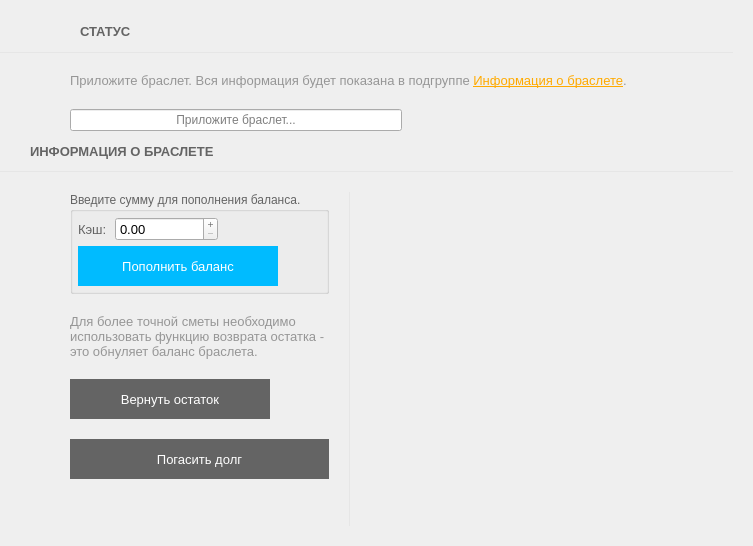
Baxulio/Attraction, file Client/forms/StatusForm.ui: the form before one commit.
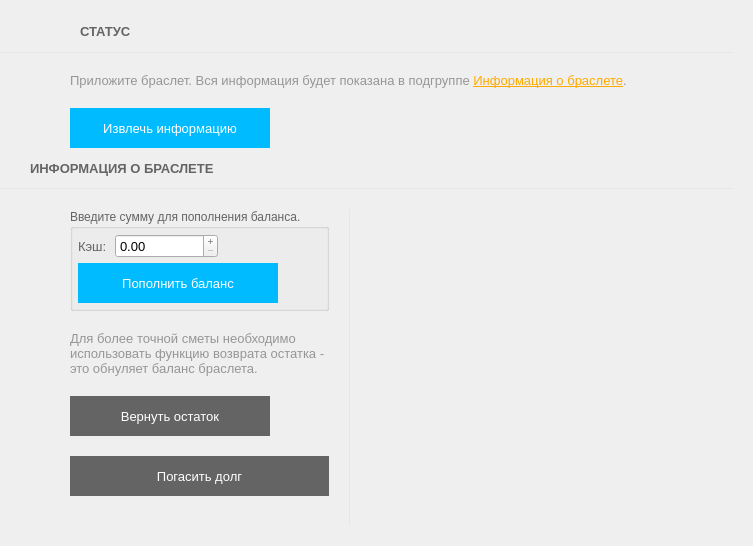
The form after the commit. Icons and pictures are not drawn.

What changed in the file:
```diff
--- a/Client/forms/StatusForm.ui
+++ b/Client/forms/StatusForm.ui
@@ -193,15 +193,35 @@
        <item>
         <layout class="QHBoxLayout" name="horizontalLayout_5">
          <item>
-          <widget class="QLineEdit" name="lineEdit">
-           <property name="echoMode">
-            <enum>QLineEdit::Password</enum>
+          <widget class="QPushButton" name="retrieve_info_but">
+           <property name="enabled">
+            <bool>true</bool>
            </property>
-           <property name="alignment">
-            <set>Qt::AlignCenter</set>
+           <property name="minimumSize">
+            <size>
+             <width>200</width>
+             <height>40</height>
+            </size>
            </property>
-           <property name="placeholderText">
-            <string>Приложите браслет...</string>
+           <property name="font">
+            <font>
+             <pointsize>10</pointsize>
+            </font>
+           </property>
+           <property name="styleSheet">
+            <string notr="true">QAbstractButton{
+color: rgb(255, 255, 255);
+border:none;
+	background-color: rgb(0, 187, 255);
+}
+QAbstractButton:hover{
+/*background-color: rgb(255, 170, 0);*/
+	background-color: rgb(0, 187, 255, 50%);
+
+}</string>
+           </property>
+           <property name="text">
+            <string>Извлечь информацию</string>
            </property>
           </widget>
          </item>
```
Left out of the diff: 7 changed lines with no effect on the pictures.
